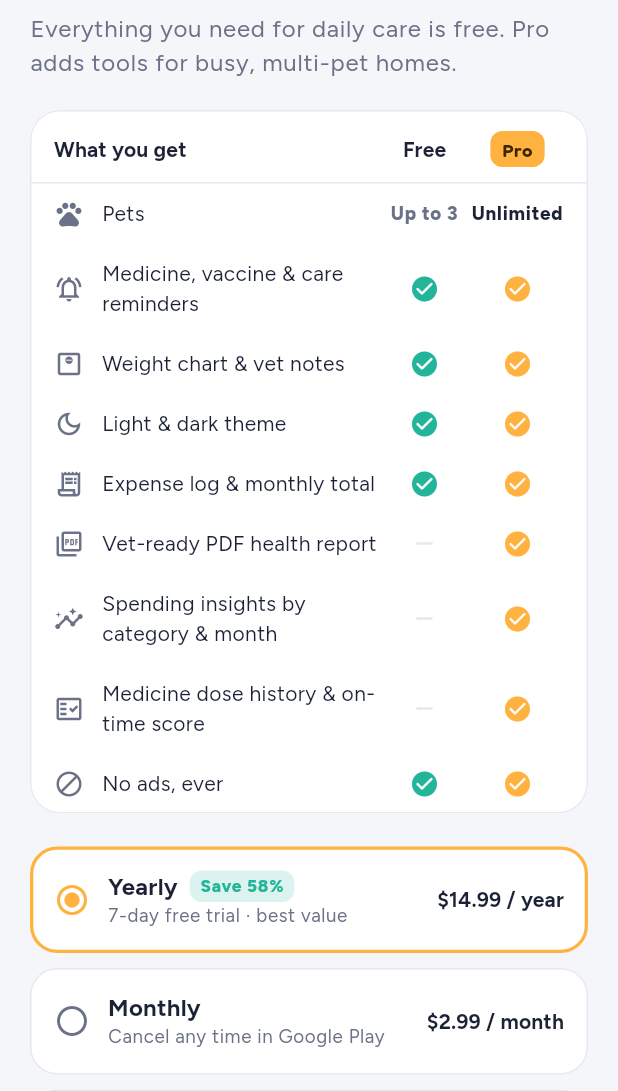
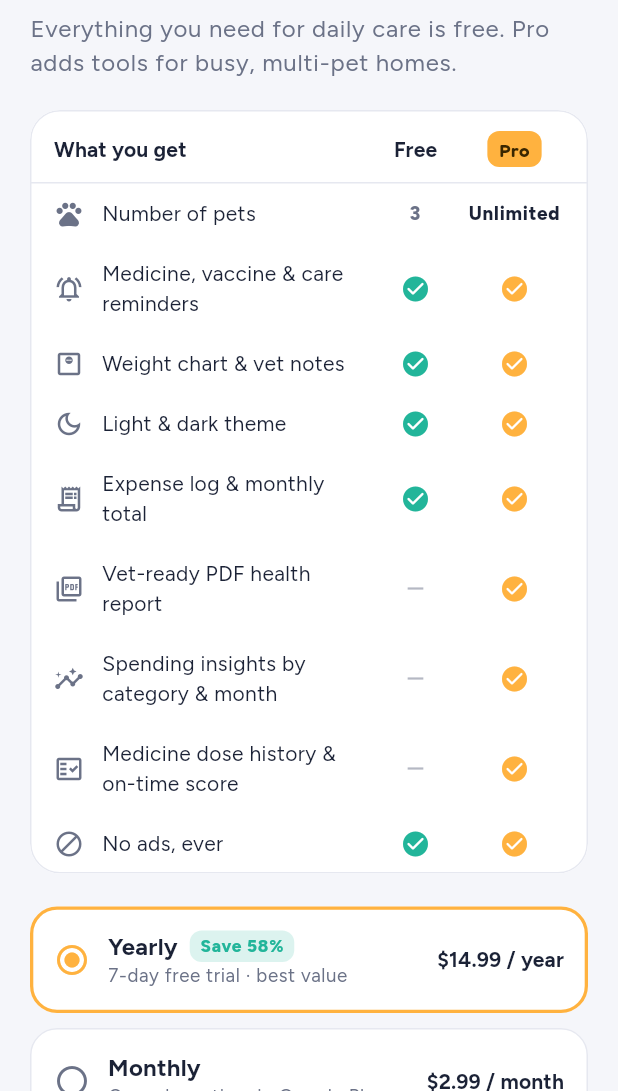
Before and after one commit to Shadinotatech/pawly, a Flutter app: the ProScreen screen opened directly, on a phone screen of 412 x 824 dp, the part 145-1236 px from its top. Run offline on Flutter 3.47's test engine with Material 3 defaults, Android fonts, the phone set to English and light mode, and no system bars; our stand-ins replace flutter_local_notifications, image_picker, in_app_purchase, pdf, printing, timezone; missing offline and left inert: in_app_purchase_android.

Commit message:
Polish ring and Pro table; document Pro products
Co-Authored-By: Claude Opus 5.5 <noreply@anthropic.com>
Claude-Session: https://claude.ai/code/session_011ttaw4s6Uk6V1ojJsPNoZg

```diff
--- a/lib/screens/home_screen.dart
+++ b/lib/screens/home_screen.dart
@@ -518,13 +518,13 @@ class TodayRingPainter extends CustomPainter {
     final base = Paint()
       ..style = PaintingStyle.stroke
       ..strokeWidth = stroke
-      ..strokeCap = StrokeCap.round;
+      ..strokeCap = StrokeCap.butt;
     if (segments.isEmpty) {
       canvas.drawArc(rect, 0, math.pi * 2, false, base..color = track);
       return;
     }
     final n = segments.length;
-    final gap = n == 1 ? 0.0 : 0.16;
+    final gap = n == 1 ? 0.0 : 0.09;
     final sweep = (math.pi * 2 - gap * n) / n;
     var start = -math.pi / 2 + gap / 2;
     for (final s in segments) {
--- a/lib/screens/pro_screen.dart
+++ b/lib/screens/pro_screen.dart
@@ -20,7 +20,7 @@ class _Feature {
 }
 
 const _features = [
-  _Feature(Icons.pets, 'Pets', 'Up to ${AppStore.freePetLimit}', 'Unlimited'),
+  _Feature(Icons.pets, 'Number of pets', '${AppStore.freePetLimit}', 'Unlimited'),
   _Feature(Icons.notifications_active_outlined, 'Medicine, vaccine & care reminders', 'Yes', 'Yes'),
   _Feature(Icons.monitor_weight_outlined, 'Weight chart & vet notes', 'Yes', 'Yes'),
   _Feature(Icons.dark_mode_outlined, 'Light & dark theme', 'Yes', 'Yes'),
@@ -88,8 +88,8 @@ class _ProScreenState extends State<ProScreen> {
                   padding: const EdgeInsets.fromLTRB(16, 14, 16, 10),
                   child: Row(children: [
                     Expanded(child: Text('What you get', style: theme.textTheme.titleSmall)),
-                    SizedBox(width: 62, child: Center(child: Text('Free', style: theme.textTheme.titleSmall))),
-                    const SizedBox(width: 62, child: Center(child: ProBadge())),
+                    SizedBox(width: 66, child: Center(child: Text('Free', style: theme.textTheme.titleSmall))),
+                    const SizedBox(width: 66, child: Center(child: ProBadge())),
                   ]),
                 ),
                 const Divider(),
@@ -100,8 +100,8 @@ class _ProScreenState extends State<ProScreen> {
                       Icon(f.icon, size: 20, color: c.muted),
                       const SizedBox(width: 12),
                       Expanded(child: Text(f.name, style: theme.textTheme.bodyMedium)),
-                      SizedBox(width: 62, child: Center(child: _Cell(f.free, pro: false))),
-                      SizedBox(width: 62, child: Center(child: _Cell(f.pro, pro: true))),
+                      SizedBox(width: 66, child: Center(child: _Cell(f.free, pro: false))),
+                      SizedBox(width: 66, child: Center(child: _Cell(f.pro, pro: true))),
                     ]),
                   ),
               ]),
@@ -187,7 +187,7 @@ class _Cell extends StatelessWidget {
   @override
   Widget build(BuildContext context) {
     final c = PawlyColors.of(context);
-    if (value.isEmpty) return Icon(Icons.remove, size: 18, color: c.cardBorder);
+    if (value.isEmpty) return Icon(Icons.remove, size: 18, color: c.muted.withValues(alpha: 0.5));
     if (value == 'Yes') {
       return Icon(Icons.check_circle_rounded,
           size: 20, color: pro ? Brand.marigold : c.done);
```
Also changed, not shown: 2 other files.
